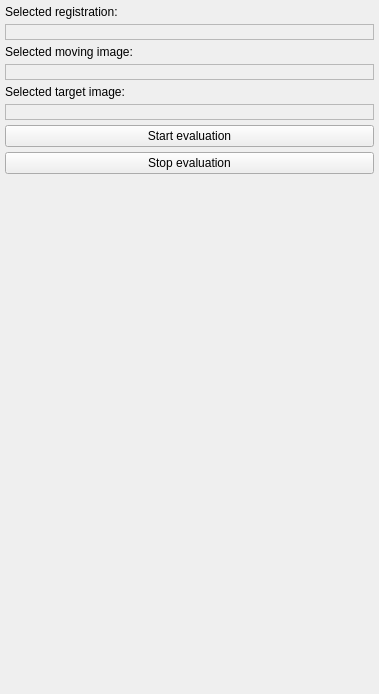
Before: the Qt Designer form Plugins/org.mitk.gui.qt.matchpoint.evaluator/src/internal/QmitkMatchPointRegistrationEvaluator.ui in MITK/MITK, drawn with Qt 5.
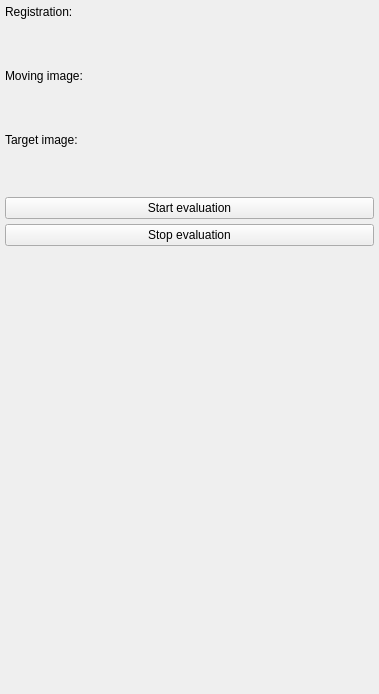
After: the same form once the commit is applied. Custom widgets are drawn as their Qt base class.

Commit message: Refactored NatchPoint registration evaluator

Patch:
```diff
--- a/Plugins/org.mitk.gui.qt.matchpoint.evaluator/src/internal/QmitkMatchPointRegistrationEvaluator.ui
+++ b/Plugins/org.mitk.gui.qt.matchpoint.evaluator/src/internal/QmitkMatchPointRegistrationEvaluator.ui
@@ -26,240 +26,54 @@
    <property name="bottomMargin">
     <number>5</number>
    </property>
-   <item>
-    <widget class="QLabel" name="label_4">
-     <property name="text">
-      <string>Selected registration:</string>
-     </property>
-    </widget>
-   </item>
-   <item>
-    <widget class="QLabel" name="lbRegistrationName">
-     <property name="sizePolicy">
-      <sizepolicy hsizetype="MinimumExpanding" vsizetype="Preferred">
-       <horstretch>0</horstretch>
-       <verstretch>0</verstretch>
-      </sizepolicy>
-     </property>
-     <property name="minimumSize">
-      <size>
-       <width>0</width>
-       <height>0</height>
-      </size>
-     </property>
-     <property name="palette">
-      <palette>
-       <active>
-        <colorrole role="Text">
-         <brush brushstyle="SolidPattern">
-          <color alpha="255">
-           <red>0</red>
-           <green>170</green>
-           <blue>0</blue>
-          </color>
-         </brush>
-        </colorrole>
-       </active>
-       <inactive>
-        <colorrole role="Text">
-         <brush brushstyle="SolidPattern">
-          <color alpha="255">
-           <red>0</red>
-           <green>170</green>
-           <blue>0</blue>
-          </color>
-         </brush>
-        </colorrole>
-       </inactive>
-       <disabled>
-        <colorrole role="Text">
-         <brush brushstyle="SolidPattern">
-          <color alpha="255">
-           <red>159</red>
-           <green>158</green>
-           <blue>158</blue>
-          </color>
-         </brush>
-        </colorrole>
-       </disabled>
-      </palette>
-     </property>
-     <property name="font">
-      <font>
-       <weight>75</weight>
-       <bold>true</bold>
-      </font>
-     </property>
-     <property name="toolTip">
-      <string>Registration that should be used to map the moving image...</string>
-     </property>
-     <property name="frameShape">
-      <enum>QFrame::StyledPanel</enum>
-     </property>
-     <property name="lineWidth">
-      <number>2</number>
-     </property>
-     <property name="midLineWidth">
-      <number>1</number>
-     </property>
-     <property name="text">
-      <string/>
-     </property>
-    </widget>
-   </item>
-   <item>
-    <widget class="QLabel" name="label_5">
-     <property name="text">
-      <string>Selected moving image:</string>
-     </property>
-    </widget>
-   </item>
-   <item>
-    <widget class="QLabel" name="lbMovingName">
-     <property name="sizePolicy">
-      <sizepolicy hsizetype="MinimumExpanding" vsizetype="Preferred">
-       <horstretch>0</horstretch>
-       <verstretch>0</verstretch>
-      </sizepolicy>
-     </property>
-     <property name="minimumSize">
-      <size>
-       <width>0</width>
-       <height>0</height>
-      </size>
-     </property>
-     <property name="palette">
-      <palette>
-       <active>
-        <colorrole role="Text">
-         <brush brushstyle="SolidPattern">
-          <color alpha="255">
-           <red>0</red>
-           <green>170</green>
-           <blue>0</blue>
-          </color>
-         </brush>
-        </colorrole>
-       </active>
-       <inactive>
-        <colorrole role="Text">
-         <brush brushstyle="SolidPattern">
-          <color alpha="255">
-           <red>0</red>
-           <green>170</green>
-           <blue>0</blue>
-          </color>
-         </brush>
-        </colorrole>
-       </inactive>
-       <disabled>
-        <colorrole role="Text">
-         <brush brushstyle="SolidPattern">
-          <color alpha="255">
-           <red>159</red>
-           <green>158</green>
-           <blue>158</blue>
-          </color>
-         </brush>
-        </colorrole>
-       </disabled>
-      </palette>
-     </property>
-     <property name="font">
-      <font>
-       <weight>75</weight>
-       <bold>true</bold>
-      </font>
-     </property>
-     <property name="toolTip">
-      <string>Moving image that should be mapped...</string>
-     </property>
-     <property name="frameShape">
-      <enum>QFrame::StyledPanel</enum>
-     </property>
-     <property name="lineWidth">
-      <number>2</number>
-     </property>
-     <property name="midLineWidth">
-      <number>1</number>
-     </property>
-     <property name="text">
-      <string/>
-     </property>
-    </widget>
-   </item>
    <item>
     <widget class="QLabel" name="label">
      <property name="text">
-      <string>Selected target image:</string>
+      <string>Registration:</string>
      </property>
     </widget>
    </item>
    <item>
-    <widget class="QLabel" name="lbTargetName">
-     <property name="sizePolicy">
-      <sizepolicy hsizetype="MinimumExpanding" vsizetype="Preferred">
-       <horstretch>0</horstretch>
-       <verstretch>0</verstretch>
-      </sizepolicy>
+    <widget class="QmitkSingleNodeSelectionWidget" name="registrationNodeSelector" native="true">
+     <property name="minimumSize">
+      <size>
+       <width>0</width>
+       <height>40</height>
+      </size>
      </property>
-     <property name="palette">
-      <palette>
-       <active>
-        <colorrole role="Text">
-         <brush brushstyle="SolidPattern">
-          <color alpha="255">
-           <red>0</red>
-           <green>170</green>
-           <blue>0</blue>
-          </color>
-         </brush>
-        </colorrole>
-       </active>
-       <inactive>
-        <colorrole role="Text">
-         <brush brushstyle="SolidPattern">
-          <color alpha="255">
-           <red>0</red>
-           <green>170</green>
-           <blue>0</blue>
-          </color>
-         </brush>
-        </colorrole>
-       </inactive>
-       <disabled>
-        <colorrole role="Text">
-         <brush brushstyle="SolidPattern">
-          <color alpha="255">
-           <red>159</red>
-           <green>158</green>
-           <blue>158</blue>
-          </color>
-         </brush>
-        </colorrole>
-       </disabled>
-      </palette>
+    </widget>
+   </item>
+   <item>
+    <widget class="QLabel" name="label_2">
+     <property name="text">
+      <string>Moving image:</string>
      </property>
-     <property name="font">
-      <font>
-       <weight>75</weight>
-       <bold>true</bold>
-      </font>
+    </widget>
+   </item>
+   <item>
+    <widget class="QmitkSingleNodeSelectionWidget" name="movingNodeSelector" native="true">
+     <property name="minimumSize">
+      <size>
+       <width>0</width>
+       <height>40</height>
+      </size>
      </property>
-     <property name="toolTip">
-      <string>Reference image that is used to determine the field of view mapped into...</string>
-     </property>
-     <property name="frameShape">
-      <enum>QFrame::StyledPanel</enum>
-     </property>
-     <property name="lineWidth">
-      <number>2</number>
-     </property>
-     <property name="midLineWidth">
-      <number>1</number>
-     </property>
+    </widget>
+   </item>
+   <item>
+    <widget class="QLabel" name="label_3">
      <property name="text">
-      <string/>
+      <string>Target image:</string>
+     </property>
+    </widget>
+   </item>
+   <item>
+    <widget class="QmitkSingleNodeSelectionWidget" name="targetNodeSelector" native="true">
+     <property name="minimumSize">
+      <size>
+       <width>0</width>
+       <height>40</height>
+      </size>
      </property>
     </widget>
    </item>
@@ -312,6 +126,12 @@
   </layout>
  </widget>
  <customwidgets>
+  <customwidget>
+   <class>QmitkSingleNodeSelectionWidget</class>
+   <extends>QWidget</extends>
+   <header location="global">QmitkSingleNodeSelectionWidget.h</header>
+   <container>1</container>
+  </customwidget>
   <customwidget>
    <class>QmitkRegEvalSettingsWidget</class>
    <extends>QWidget</extends>
```
The commit also changes 2 other files.
